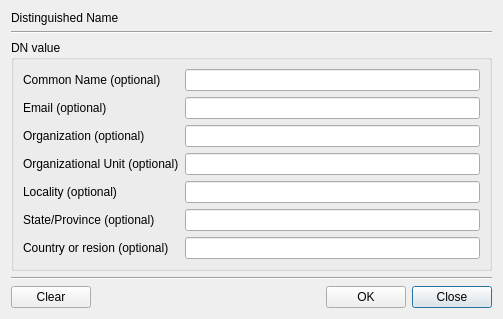
jykim74/CertMan, file CertMan/make_dn_dlg.ui: the form before one commit.
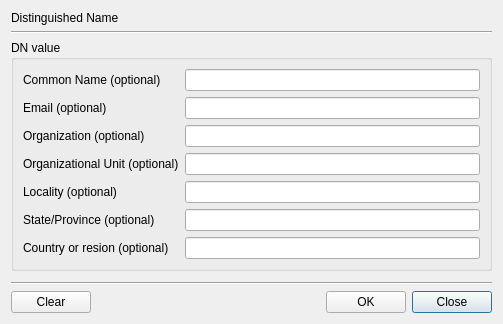
The form after the commit.

What changed in the file:
```diff
--- a/CertMan/make_dn_dlg.ui
+++ b/CertMan/make_dn_dlg.ui
@@ -7,7 +7,7 @@
     <x>0</x>
     <y>0</y>
     <width>503</width>
-    <height>318</height>
+    <height>324</height>
    </rect>
   </property>
   <property name="windowTitle">
```
Left out of the diff: 12 changed lines with no effect on the pictures.
